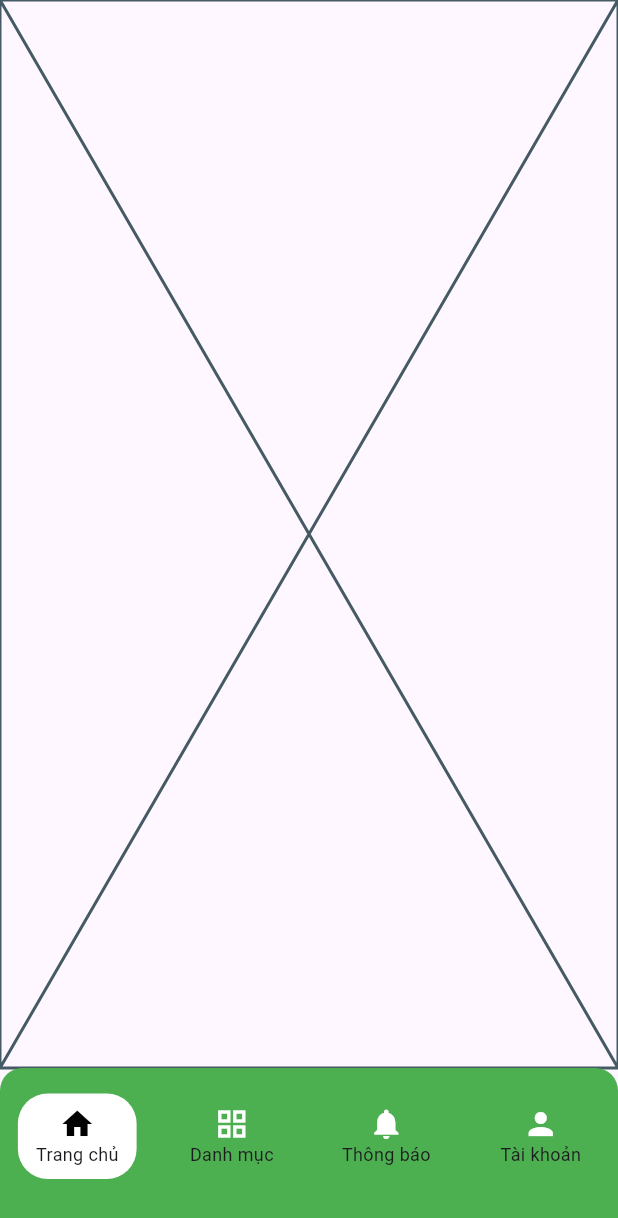
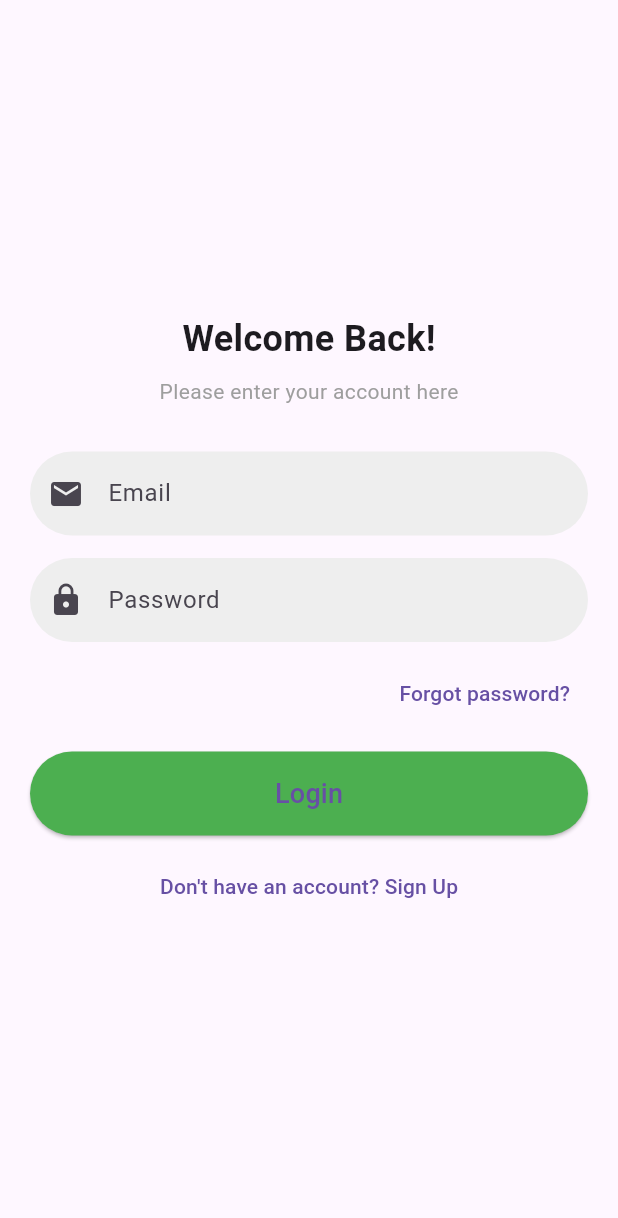
Before and after one commit to vhminhthu/EcoLand-Ecommerce-Nhom67, a Flutter app: the screen it shows after launch, on a phone screen of 412 x 824 dp. Shown: the top 1218 px of the screen. Run offline on Flutter 3.47's test engine with Material 3 defaults, Android fonts, the phone set to English and light mode, and no system bars; our stand-ins replace logger, shared_preferences.

Commit message:
login signup app

```diff
--- a/frontend_app/lib/main.dart
+++ b/frontend_app/lib/main.dart
@@ -1,5 +1,6 @@
 import 'package:flutter/material.dart';
-import 'package:frontend_app/widgets/navigation_menu.dart';
+import 'package:frontend_app/screens/login_screen.dart';
+
 
 void main() {
   runApp(MyApp());
@@ -11,7 +12,7 @@ class MyApp extends StatelessWidget {
   @override
   Widget build(BuildContext context) {
     return const MaterialApp(
-      home: NavigationMenu(),
+      home: LoginScreen(),
     );
   }
 }
--- /dev/null
+++ b/frontend_app/lib/screens/login_screen.dart
@@ -0,0 +1,165 @@
+import 'package:flutter/material.dart';
+import 'package:frontend_app/services/auth_service.dart';
+import 'package:frontend_app/widgets/navigation_menu.dart';
+import 'package:shared_preferences/shared_preferences.dart';
+import 'package:frontend_app/services/log_service.dart';
+import 'signup_screen.dart';
+
+class LoginScreen extends StatefulWidget {
+  const LoginScreen({super.key});
+
+  @override
+  State<LoginScreen> createState() => _LoginScreenState();
+}
+
+class _LoginScreenState extends State<LoginScreen> {
+  final TextEditingController emailController = TextEditingController();
+  final TextEditingController passwordController = TextEditingController();
+  bool _isLoading = false;
+  String? _errorMessage;
+
+  void _login() async {
+    final email = emailController.text.trim();
+    final password = passwordController.text.trim();
+
+    if (email.isEmpty || password.isEmpty) {
+      setState(() {
+        _errorMessage = "Email và mật khẩu không được để trống.";
+      });
+      return;
+    }
+
+    setState(() {
+      _isLoading = true;
+      _errorMessage = null;
+    });
+
+    final result = await AuthService.login(email, password);
+
+    if (result["success"]) {
+      await _saveTokenAndNavigate(result["token"]);
+    } else {
+      setState(() {
+        _errorMessage = result["error"];
+      });
+    }
+
+    setState(() {
+      _isLoading = false;
+    });
+  }
+
+  Future<void> _saveTokenAndNavigate(String token) async {
+    final prefs = await SharedPreferences.getInstance();
+    await prefs.setString("jwt_token", token);
+
+
+    final storedToken = await AuthService.getToken();
+    LogService.info("Stored JWT after login: $storedToken");
+
+    if (mounted) {
+      Navigator.pushReplacement(
+        context,
+        MaterialPageRoute(builder: (context) => const NavigationMenu()),
+      );
+    }
+  }
+
+  @override
+  Widget build(BuildContext context) {
+    return Scaffold(
+      body: Padding(
+        padding: const EdgeInsets.all(20.0),
+        child: Column(
+          mainAxisAlignment: MainAxisAlignment.center,
+          children: [
+            const Text(
+              "Welcome Back!",
+              style: TextStyle(fontSize: 24, fontWeight: FontWeight.bold),
+            ),
+            const SizedBox(height: 8),
+            const Text("Please enter your account here",
+                style: TextStyle(color: Colors.grey)),
+            const SizedBox(height: 30),
+
+            TextField(
+              controller: emailController,
+              keyboardType: TextInputType.emailAddress,
+              decoration: InputDecoration(
+                prefixIcon: const Icon(Icons.email),
+                hintText: "Email",
+                border: OutlineInputBorder(
+                  borderRadius: BorderRadius.circular(30),
+                  borderSide: BorderSide.none,
+                ),
+                filled: true,
+                fillColor: Colors.grey[200],
+              ),
+            ),
+            const SizedBox(height: 15),
+
+            TextField(
+              controller: passwordController,
+              obscureText: true,
+              decoration: InputDecoration(
+                prefixIcon: const Icon(Icons.lock),
+                hintText: "Password",
+                border: OutlineInputBorder(
+                  borderRadius: BorderRadius.circular(30),
+                  borderSide: BorderSide.none,
+                ),
+                filled: true,
+                fillColor: Colors.grey[200],
+              ),
+            ),
+            const SizedBox(height: 10),
+
+            Align(
+              alignment: Alignment.centerRight,
+              child: TextButton(
+                onPressed: () {},
+                child: const Text("Forgot password?"),
+              ),
+            ),
+            const SizedBox(height: 15),
+
+            SizedBox(
+              width: double.infinity,
+              child: ElevatedButton(
+                onPressed: _isLoading ? null : _login,
+                style: ElevatedButton.styleFrom(
+                  backgroundColor: Colors.green,
+                  padding: const EdgeInsets.symmetric(vertical: 15),
+                  shape: RoundedRectangleBorder(
+                    borderRadius: BorderRadius.circular(30),
+                  ),
+                ),
+                child: _isLoading
+                    ? const CircularProgressIndicator(color: Colors.white)
+                    : const Text("Login", style: TextStyle(fontSize: 18)),
+              ),
+            ),
+
+            if (_errorMessage != null) ...[
+              const SizedBox(height: 10),
+              Text(_errorMessage!,
+                  style: const TextStyle(color: Colors.red, fontSize: 14)),
+            ],
+
+            const SizedBox(height: 10),
+
+            TextButton(
+              onPressed: () {
+                Navigator.pushReplacement(
+                  context,
+                  MaterialPageRoute(builder: (context) => const SignUpScreen()),
+                );
+              },
+              child: const Text("Don't have an account? Sign Up"),
+            ),
+          ],
+        ),
+      ),
+    );
+  }
+}
--- /dev/null
+++ b/frontend_app/lib/services/log_service.dart
@@ -0,0 +1,13 @@
+import 'package:logger/logger.dart';
+
+class LogService {
+  static final Logger _logger = Logger();
+
+  static void info(String message) {
+    _logger.i(message);
+  }
+
+  static void error(String message) {
+    _logger.e(message);
+  }
+}
--- a/frontend_app/pubspec.yaml
+++ b/frontend_app/pubspec.yaml
@@ -31,6 +31,8 @@ dependencies:
   flutter:
     sdk: flutter
   http: ^1.3.0
+  shared_preferences: ^2.5.2
+  logger: ^2.5.0
 
   # The following adds the Cupertino Icons font to your application.
   # Use with the CupertinoIcons class for iOS style icons.
```
Also changed, not shown: frontend_app/lib/screens/signup_screen.dart (added, +144 -0 lines), frontend_app/lib/services/auth_service.dart (added, +66 -0 lines), frontend_app/pubspec.lock, 4 other files.
